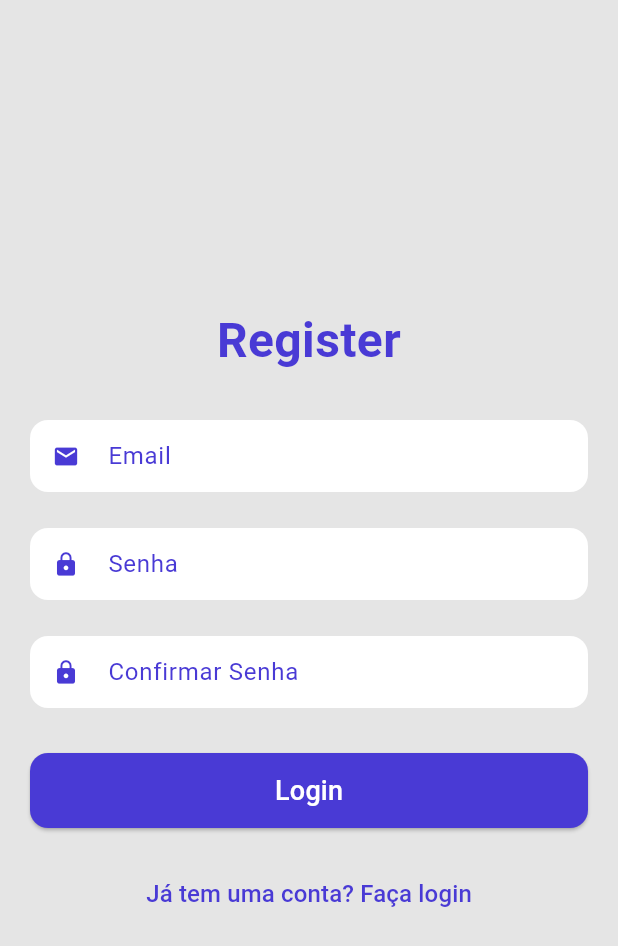
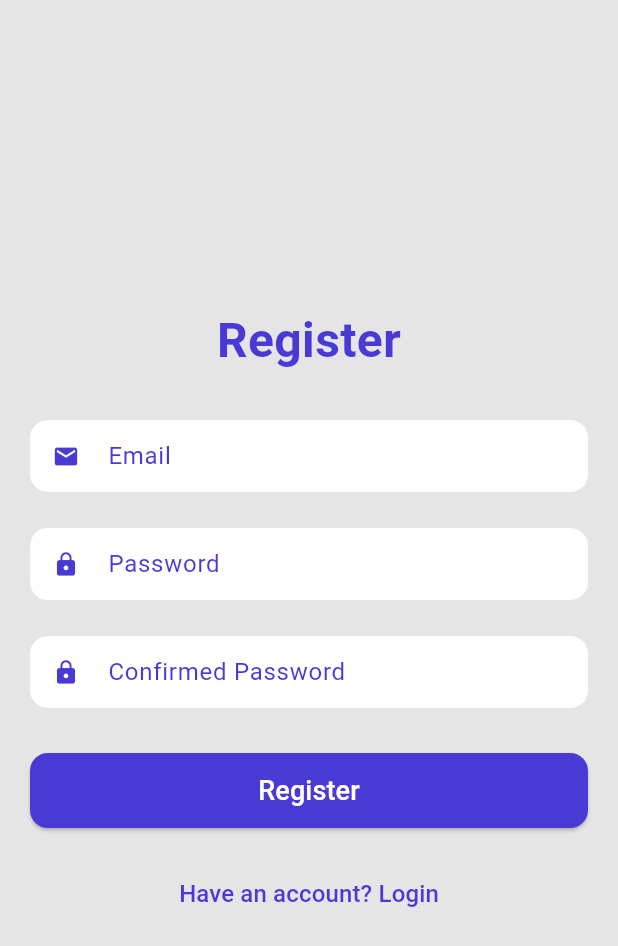
Before and after one commit to thiagolazaro/flutter-auth-screens, a Flutter app: the RegisterScreen screen opened directly, on a phone screen of 412 x 824 dp. Shown: the top 946 px of the screen. Run offline on Flutter 3.47's test engine with Material 3 defaults, Android fonts, the phone set to English and light mode, and no system bars; our stand-ins replace get.

Commit message:
Translate authentication messages and labels to English

```diff
--- a/lib/src/pages/auth/controller/auth_controller.dart
+++ b/lib/src/pages/auth/controller/auth_controller.dart
@@ -30,15 +30,15 @@ class AuthController extends GetxController {
       emailController.clear();
       passwordController.clear();
       Get.snackbar(
-        "Sucesso",
-        "Login realizado com sucesso!",
+        "Success",
+        "Login successfully!",
         backgroundColor: Colors.green,
         colorText: Colors.white,
       );
     } else {
       Get.snackbar(
         "Erro",
-        "Erro ao realizar login!",
+        "Erro in login!",
         backgroundColor: Colors.red,
         colorText: Colors.white,
       );
@@ -73,15 +73,15 @@ class AuthController extends GetxController {
       passwordController.clear();
       confirmPasswordController.clear();
       Get.snackbar(
-        "Sucesso",
-        "Cadastrado com sucesso!",
+        "Success",
+        "Created account successfully!",
         backgroundColor: Colors.green,
         colorText: Colors.white,
       );
     } else {
       Get.snackbar(
         "Erro",
-        "Erro ao cadastrar!",
+        "Erro in creating account!",
         backgroundColor: Colors.red,
         colorText: Colors.white,
       );
--- a/lib/src/pages/auth/view/login_screen.dart
+++ b/lib/src/pages/auth/view/login_screen.dart
@@ -37,7 +37,7 @@ class LoginScreen extends StatelessWidget {
                     labelStyle: const TextStyle(color: Color(0xFF493AD5)),
                     errorText: authController.isEmailValid.value
                         ? null
-                        : "Email é obrigatório",
+                        : "Email is required",
                     filled: true,
                     isDense: true,
                     fillColor: Colors.white,
@@ -57,11 +57,11 @@ class LoginScreen extends StatelessWidget {
                   decoration: InputDecoration(
                     prefixIcon:
                         const Icon(Icons.lock, color: Color(0xFF493AD5)),
-                    labelText: "Email",
+                    labelText: "Password",
                     labelStyle: const TextStyle(color: Color(0xFF493AD5)),
                     errorText: authController.isPasswordValid.value
                         ? null
-                        : "Email é obrigatório",
+                        : "Password is required",
                     filled: true,
                     isDense: true,
                     fillColor: Colors.white,
@@ -90,7 +90,7 @@ class LoginScreen extends StatelessWidget {
               TextButton(
                 onPressed: () => Get.to(() => RegisterScreen()),
                 child: const Text(
-                  "Ainda não tem uma conta? Cadastre-se",
+                  "Don't have an account? Register",
                   style: TextStyle(
                     color: Color(0xFF493AD5),
                     fontSize: 16,
--- a/lib/src/pages/auth/view/register_screen.dart
+++ b/lib/src/pages/auth/view/register_screen.dart
@@ -37,7 +37,7 @@ class RegisterScreen extends StatelessWidget {
                     labelStyle: const TextStyle(color: Color(0xFF493AD5)),
                     errorText: authController.isEmailValid.value
                         ? null
-                        : "Email é obrigatório",
+                        : "Email is required",
                     filled: true,
                     isDense: true,
                     fillColor: Colors.white,
@@ -57,11 +57,11 @@ class RegisterScreen extends StatelessWidget {
                   decoration: InputDecoration(
                     prefixIcon:
                         const Icon(Icons.lock, color: Color(0xFF493AD5)),
-                    labelText: "Senha",
+                    labelText: "Password",
                     labelStyle: const TextStyle(color: Color(0xFF493AD5)),
                     errorText: authController.isPasswordValid.value
                         ? null
-                        : "Senha é obrigatória",
+                        : "Password is required",
                     filled: true,
                     isDense: true,
                     fillColor: Colors.white,
@@ -81,11 +81,11 @@ class RegisterScreen extends StatelessWidget {
                   decoration: InputDecoration(
                     prefixIcon:
                         const Icon(Icons.lock, color: Color(0xFF493AD5)),
-                    labelText: "Confirmar Senha",
+                    labelText: "Confirmed Password",
                     labelStyle: const TextStyle(color: Color(0xFF493AD5)),
                     errorText: authController.isConfirmPasswordValid.value
                         ? null
-                        : "Confirme a senha",
+                        : "Confirmed Password is required",
                     filled: true,
                     isDense: true,
                     fillColor: Colors.white,
@@ -108,13 +108,13 @@ class RegisterScreen extends StatelessWidget {
                     borderRadius: BorderRadius.circular(12),
                   ),
                 ),
-                child: const Text("Login", style: TextStyle(fontSize: 18)),
+                child: const Text("Register", style: TextStyle(fontSize: 18)),
               ),
               const SizedBox(height: 20),
               TextButton(
                 onPressed: () => Get.to(() => LoginScreen()),
                 child: const Text(
-                  "Já tem uma conta? Faça login",
+                  "Have an account? Login",
                   style: TextStyle(
                     color: Color(0xFF493AD5),
                     fontSize: 16,
```
